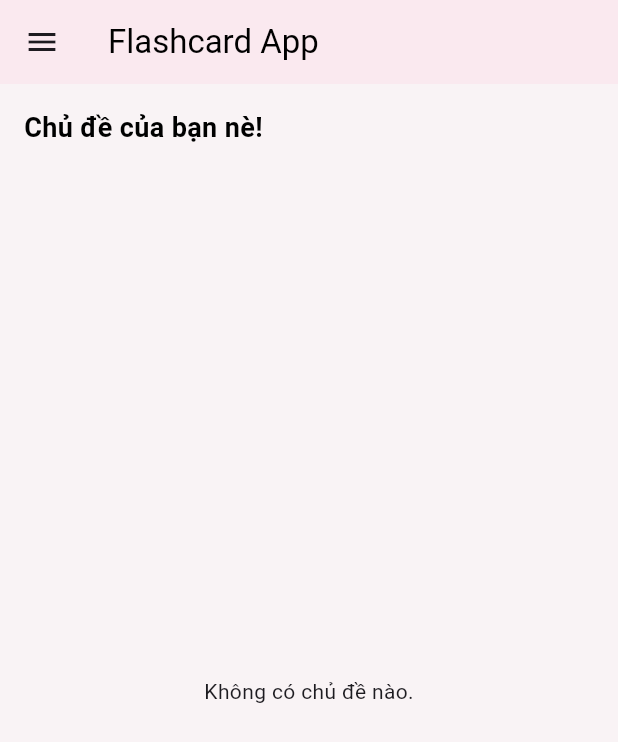
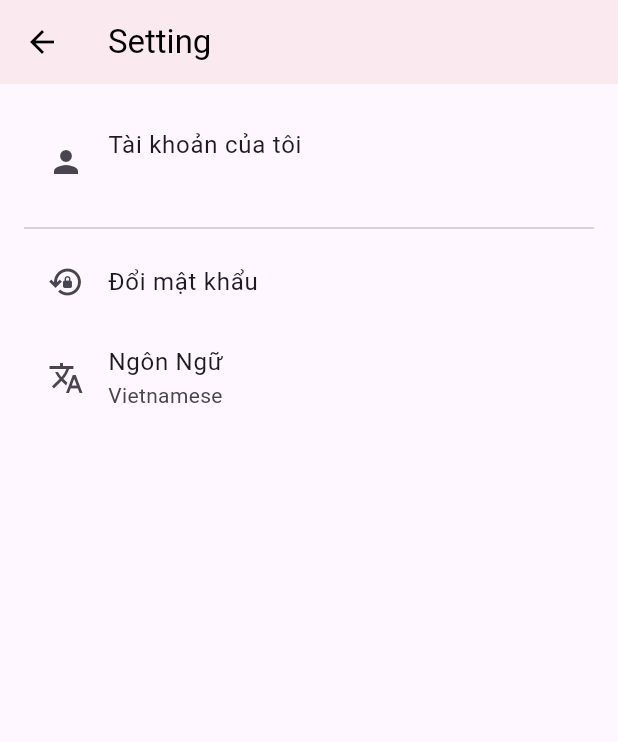
Before and after one commit to Hoangthingoc216/2025_LTTBDD_N04_Nhom_Ngoc, a Flutter app: the HomeScreen screen opened directly, in the side drawer, after a tap on "Settings", on a phone screen of 412 x 824 dp. Shown: the top 742 px of the screen. Run offline on Flutter 3.47's test engine with Material 3 defaults, Android fonts, the phone set to English and light mode, and no system bars; our stand-ins replace cloud_firestore, firebase_auth, firebase_core, flutter_tts, google_sign_in; accounts and stored records are empty.

Commit message:
giao dinej của Setting : Thông tin email , đổi mật khẩu, chọn ngôn ngữ(chưa hoạt động)

```diff
--- a/Flashcard_app/lib/screens/home_screen.dart
+++ b/Flashcard_app/lib/screens/home_screen.dart
@@ -1,3 +1,4 @@
+import 'package:flashcard_app/screens/setting_screen.dart';
 import 'package:flutter/material.dart';
 import 'package:flashcard_app/models/flashcard_model.dart';
 import 'package:flashcard_app/screens/flashcard_screen.dart';
@@ -94,6 +95,10 @@ class _HomeScreenState extends State<HomeScreen> {
               title: Text("Settings"),
               onTap: () {
                 Navigator.pop(context);
+                Navigator.push(
+                  context,
+                  MaterialPageRoute(builder: (context) => SettingScreen()),
+                );
               },
             ),
             ListTile(
--- a/Flashcard_app/lib/screens/setting_screen.dart
+++ b/Flashcard_app/lib/screens/setting_screen.dart
@@ -0,0 +1,131 @@
+import 'package:firebase_auth/firebase_auth.dart';
+import 'package:flutter/material.dart';
+
+class SettingScreen extends StatefulWidget {
+  const SettingScreen({super.key});
+
+  @override
+  State<SettingScreen> createState() => _SettingScreenState();
+}
+
+class _SettingScreenState extends State<SettingScreen> {
+  String NgonNgu = "Vietnamese";
+  final FirebaseAuth HTXacThuc = FirebaseAuth.instance;
+  final TextEditingController QLyMatKhau = TextEditingController();
+
+  void DoiMatKhau(BuildContext context) {
+    showDialog(
+      context: context,
+      builder: (context) => AlertDialog(
+        title: Text("Đổi mật khẩu"),
+        content: TextField(
+          controller: QLyMatKhau,
+          decoration: InputDecoration(labelText: "Mật khẩu mới"),
+        ),
+
+        actions: [
+          TextButton(
+            onPressed: () => Navigator.pop(context),
+            child: Text("Hủy"),
+          ),
+
+          ElevatedButton(
+            onPressed: () async {
+              final newPassword = QLyMatKhau.text.trim();
+              if (newPassword.isEmpty) return;
+              try {
+                await HTXacThuc.currentUser?.updatePassword(newPassword);
+                Navigator.pop(context);
+                ScaffoldMessenger.of(context).showSnackBar(
+                  SnackBar(content: Text("Đổi mật khẩu thành công!")),
+                );
+              } catch (e) {
+                ScaffoldMessenger.of(
+                  context,
+                ).showSnackBar(SnackBar(content: Text("Lỗi: $e")));
+              }
+            },
+            child: Text("Xác nhận"),
+          ),
+        ],
+      ),
+    );
+  }
+
+  void DoiNgonNgu(BuildContext context) {
+    showDialog(
+      context: context,
+      builder: (context) => AlertDialog(
+        title: Text("Chọn ngôn ngữ"),
+        content: Column(
+          mainAxisSize: MainAxisSize.min,
+          children: [
+            RadioListTile(
+              title: Text("Tiếng Việt"),
+              value: "Vietnamese",
+              groupValue: NgonNgu,
+              onChanged: (value) {
+                setState(() {
+                  NgonNgu = value!;
+                });
+                Navigator.pop(context);
+              },
+            ),
+            RadioListTile(
+              title: Text("English"),
+              value: "English",
+              groupValue: NgonNgu,
+              onChanged: (value) {
+                setState(() {
+                  NgonNgu = value!;
+                });
+                Navigator.pop(context);
+              },
+            ),
+          ],
+        ),
+      ),
+    );
+  }
+
+  @override
+  Widget build(BuildContext context) {
+    final user = HTXacThuc.currentUser;
+
+    return Scaffold(
+      appBar: AppBar(
+        title: Text('Setting'),
+        backgroundColor: Color.fromARGB(255, 250, 233, 239),
+        foregroundColor: Colors.black,
+      ),
+      body: ListView(
+        padding: EdgeInsets.all(16),
+        children: [
+          ListTile(
+            leading: Icon(Icons.person),
+            title: Text('Tài khoản của tôi'),
+            subtitle: Text(user?.email ?? "Chưa đăng nhập"),
+          ),
+          Divider(),
+
+          ListTile(
+            leading: Icon(Icons.lock_reset_outlined),
+            title: Text('Đổi mật khẩu'),
+            onTap: () {
+              DoiMatKhau(context);
+            },
+          ),
+
+          ListTile(
+            leading: Icon(Icons.translate),
+            title: Text('Ngôn Ngữ'),
+            subtitle: Text(NgonNgu),
+            onTap: () {
+              DoiNgonNgu(context);
+            },
+          ),
+        ],
+      ),
+    );
+  }
+}
```
